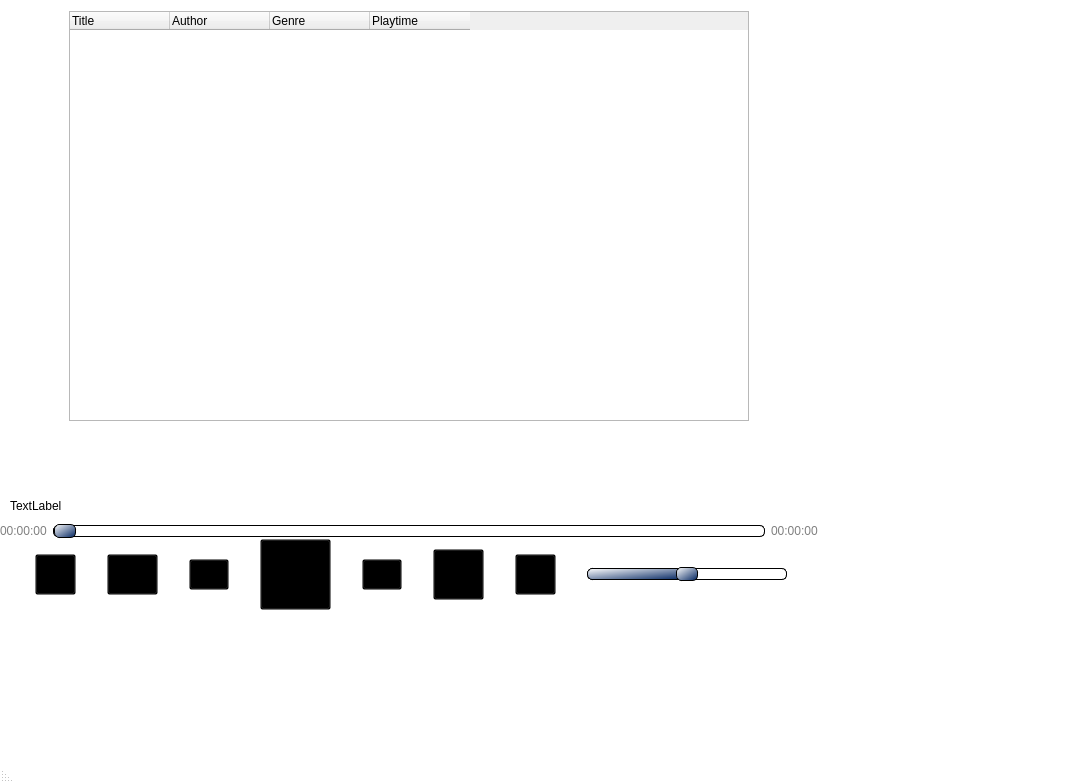
The window that MP3-Player/mainwindow.ui (stephanHAWK/Lufthansa_TechnikAG_MP3-Player) describes before a commit, drawn with Qt 5.
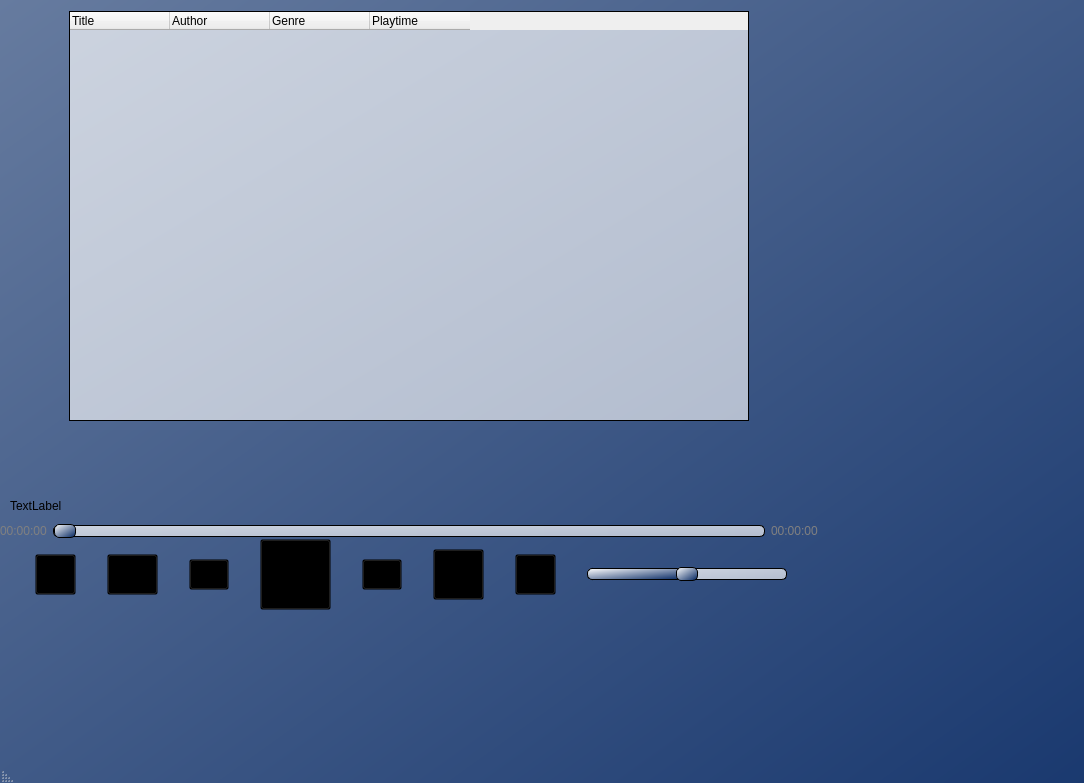
The same window after the commit. Icons and pictures are not drawn.

The edit to the form file:
```diff
--- a/MP3-Player/mainwindow.ui
+++ b/MP3-Player/mainwindow.ui
@@ -38,10 +38,13 @@
   <property name="layoutDirection">
    <enum>Qt::RightToLeft</enum>
   </property>
+  <property name="autoFillBackground">
+   <bool>true</bool>
+  </property>
   <property name="styleSheet">
    <string notr="true">QMainWindow
 {
-	background-color: white;
+	background-color: qlineargradient(x1:0, y1:0, x2:1, y2:1, stop:0 #667b9f, stop:1 #1a396f);
 }</string>
   </property>
   <widget class="QWidget" name="centralwidget">
@@ -127,10 +130,17 @@
          <property name="layoutDirection">
           <enum>Qt::LeftToRight</enum>
          </property>
+         <property name="autoFillBackground">
+          <bool>true</bool>
+         </property>
          <property name="styleSheet">
-          <string notr="true">QTableWidget::item
+          <string notr="true">QTableWidget
 {
-	width: 200px;
+	background: qlineargradient(x1:0, y1:0, x2:1, y2:1, stop:0 #ccd3df, stop:1 #b3bdcf); 
+}
+
+QTableWidget::item
+{
 	color: black;
 	background-color: qlineargradient(x1:0, y1:0, x2:1, y2:1, stop:0 #4d658f, stop:1 #8091af);
 	border-bottom: 1px solid black; 
@@ -150,13 +160,6 @@
           <property name="textAlignment">
            <set>AlignLeading|AlignVCenter</set>
           </property>
-          <property name="background">
-           <color>
-            <red>0</red>
-            <green>0</green>
-            <blue>0</blue>
-           </color>
-          </property>
          </column>
          <column>
           <property name="text">
@@ -268,7 +271,7 @@
 /* color on the right side from handle */
 QSlider::add-page:horizontal
  {
-    background: white;  
+    background: qlineargradient(x1:0, y1:0, x2:1, y2:1, stop:0 #ccd3df, stop:1 #b3bdcf);  
     border: 1px solid black;
     border-radius: 5px;
 }
@@ -368,7 +371,7 @@
 /* color on the right side from handle */
 QSlider::add-page:horizontal
  {
-    background: white;  
+    background: qlineargradient(x1:0, y1:0, x2:1, y2:1, stop:0 #ccd3df, stop:1 #b3bdcf); 
     border: 1px solid black;
     border-radius: 5px;
 }
```
